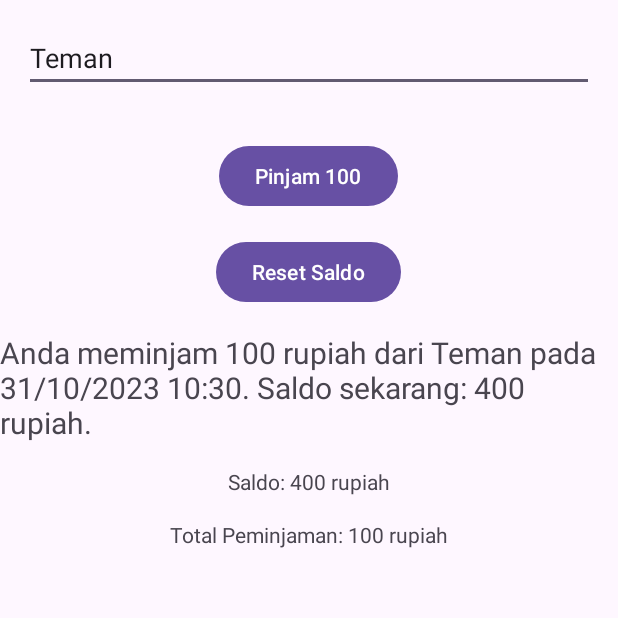
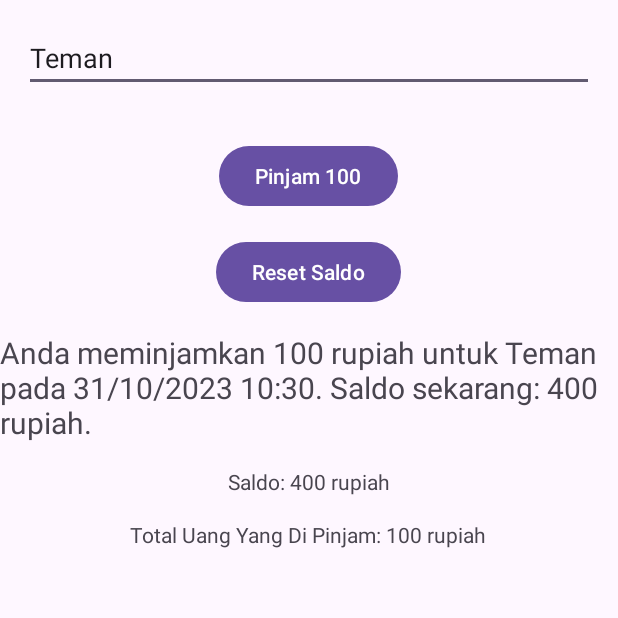
Before and after one commit to fskhri/PinjamDuluSeratus, an Android app: the screen it shows after launch (MainActivity), after a tap on "Pinjam 100", on a phone screen of 412 x 824 dp, the top half of it. Run offline under Robolectric (Android 15) with nearby library versions, the phone set to English and light mode, and no system bars.

Commit message:
fix bug, fix typo, and update

```diff
--- a/app/src/main/java/com/fakhri/pinjamduluseratus/MainActivity.kt
+++ b/app/src/main/java/com/fakhri/pinjamduluseratus/MainActivity.kt
@@ -44,7 +44,7 @@ class MainActivity : AppCompatActivity() {
         friendNameEditText.setText(DEFAULT_FRIEND_NAME)
 
         saldoTextView.text = "Saldo: $saldo rupiah"
-        totalPeminjamanTextView.text = "Total Peminjaman: $totalPinjaman rupiah"
+        totalPeminjamanTextView.text = "Total Uang Yang Di Pinjam: $totalPinjaman rupiah"
 
         // Mengambil animasi dari file XML
         buttonAnimation = AnimationUtils.loadAnimation(this, R.anim.button_animation)
@@ -66,12 +66,12 @@ class MainActivity : AppCompatActivity() {
             saldo -= 100
             totalPinjaman += 100
             val currentTime = SimpleDateFormat("dd/MM/yyyy HH:mm").format(Date())
-            val message = "Anda meminjam 100 rupiah dari $friendName pada $currentTime. Saldo sekarang: $saldo rupiah."
+            val message = "Anda meminjamkan 100 rupiah untuk $friendName pada $currentTime. Saldo sekarang: $saldo rupiah."
             displayMessageTextView.text = message
             saldoTextView.text = "Saldo: $saldo rupiah"
-            totalPeminjamanTextView.text = "Total Peminjaman: $totalPinjaman rupiah"
+            totalPeminjamanTextView.text = "Total Uang Yang Di Pinjam: $totalPinjaman rupiah"
         } else if (friendName.isNotBlank() && saldo < 100) {
-            displayMessageTextView.text = "Saldo tidak mencukupi untuk melakukan peminjaman."
+            displayMessageTextView.text = "Saldo tidak mencukupi untuk melakukan transaksi."
         } else {
             displayMessageTextView.text = "Masukkan nama teman Anda."
         }
@@ -95,7 +95,7 @@ class MainActivity : AppCompatActivity() {
         saldo = 500
         totalPinjaman = 0
         saldoTextView.text = "Saldo: $saldo rupiah"
-        totalPeminjamanTextView.text = "Total Peminjaman: $totalPinjaman rupiah"
+        totalPeminjamanTextView.text = "Total Uang Yang Di Pinjam: $totalPinjaman rupiah"
         displayMessageTextView.text = "Saldo telah direset."
     }
 }
--- a/build.gradle.kts
+++ b/build.gradle.kts
@@ -1,5 +1,5 @@
 // Top-level build file where you can add configuration options common to all sub-projects/modules.
 plugins {
-    id("com.android.application") version "8.1.1" apply false
+    id("com.android.application") version "8.1.2" apply false
     id("org.jetbrains.kotlin.android") version "1.9.0" apply false
 }
```
